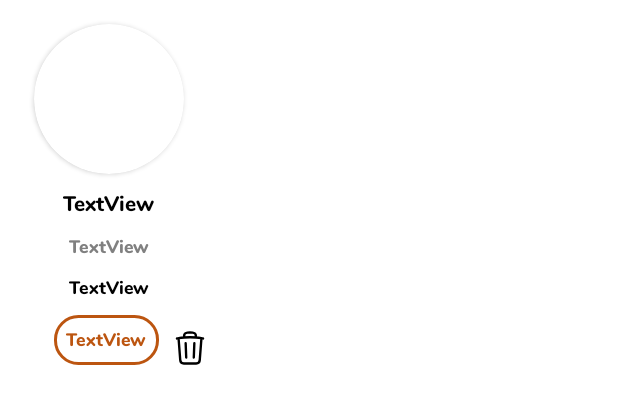
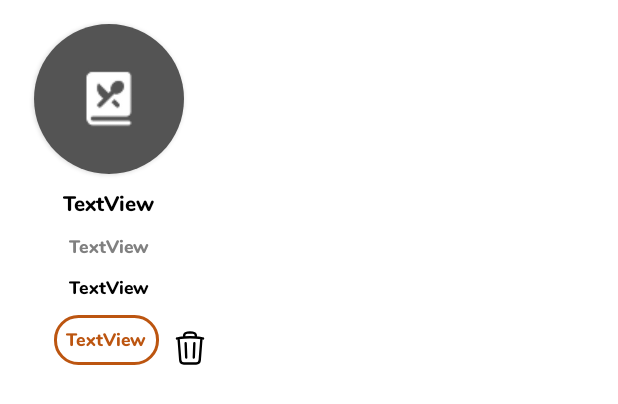
Before and after one commit to CMPUT301F22T23/LunchMunch, an Android app: the layout meal_plan_list_item_recipe_content.xml on its own in the app's theme, with its tools: preview values and no code run, on a phone screen of 412 x 824 dp. Shown: the top 404 px of the screen. Run offline under Robolectric (Android 15) with nearby library versions, the phone set to English and light mode, and no system bars.

Commit message:
add placeholder icon

```diff
--- a/app/src/main/java/com/example/lunchmunch/MealPlanItemAdapter.java
+++ b/app/src/main/java/com/example/lunchmunch/MealPlanItemAdapter.java
@@ -124,6 +124,7 @@ public class MealPlanItemAdapter extends RecyclerView.Adapter<MealPlanItemAdapte
             holder.servings.setText(item.getServings().toString() + " " + "servings");
             holder.category.setText(item.getMealType());
             holder.time.setText(item.getPrepTime().toString() + " " + "minutes");
+            holder.image.setImageResource(R.drawable.recipe);
         }
         else {
             holder.name.setText(item.getName());
--- a/app/src/main/res/layout/meal_plan_list_item_recipe_content.xml
+++ b/app/src/main/res/layout/meal_plan_list_item_recipe_content.xml
@@ -34,9 +34,9 @@
 
         <ImageView
             android:id="@+id/meal_plan_recipe_item_image"
-            android:layout_width="wrap_content"
-            android:layout_height="wrap_content"
-            tools:srcCompat="@tools:sample/avatars" />
+            android:layout_width="match_parent"
+            android:layout_height="match_parent"
+            tools:srcCompat="@drawable/recipe" />
     </androidx.cardview.widget.CardView>
 
     <TextView
```
Also changed, not shown: app/src/main/res/drawable-xxhdpi/recipe.png (added).
